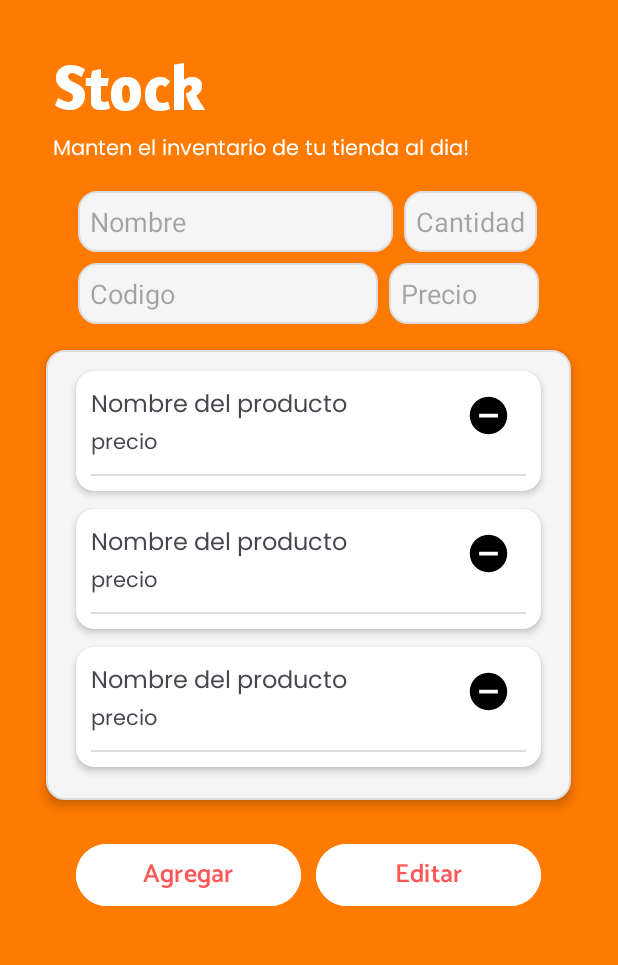
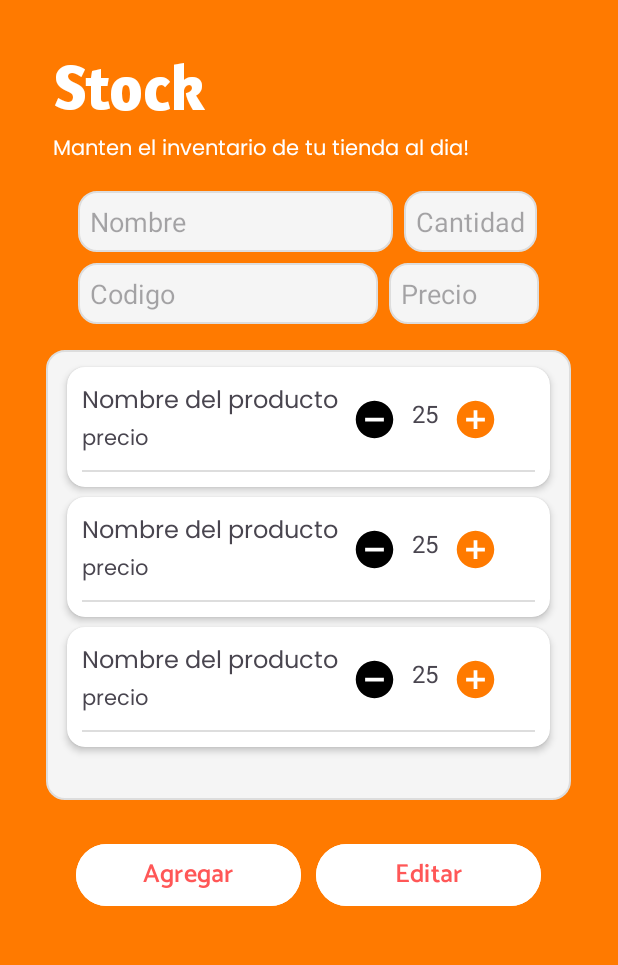
Before and after one commit to Saris23/Inventory, an Android app: the layout activity_stock.xml on its own in the app's theme, with its tools: preview values and no code run, on a phone screen of 412 x 824 dp, the part 157-1122 px from its top. Run offline under Robolectric (Android 15) with nearby library versions, the phone set to English and light mode, and no system bars.

Commit message:
Se muestran los productos en el recyclerView

```diff
--- a/app/src/main/res/layout/activity_stock.xml
+++ b/app/src/main/res/layout/activity_stock.xml
@@ -114,7 +114,6 @@
         android:layout_height="300dp"
         android:background="@drawable/bg_card"
         android:padding="8dp"
-        android:elevation="4dp"
         android:layout_marginBottom="20dp"
         android:layout_marginTop="10dp"
         android:clipToPadding="false"
--- a/app/src/main/res/layout/item_producto.xml
+++ b/app/src/main/res/layout/item_producto.xml
@@ -3,8 +3,8 @@
     xmlns:app="http://schemas.android.com/apk/res-auto"
     android:layout_width="match_parent"
     android:layout_height="wrap_content"
-    android:layout_marginVertical="6dp"
-    android:layout_marginHorizontal="12dp"
+    android:layout_marginVertical="3dp"
+    android:layout_marginHorizontal="6dp"
     app:cardCornerRadius="12dp"
     app:cardElevation="3dp"
     app:cardBackgroundColor="@android:color/white">
@@ -19,19 +19,19 @@
             android:orientation="horizontal"
             android:gravity="center_vertical">
             <LinearLayout
-                android:layout_width="wrap_content"
+                android:layout_width="180dp"
                 android:layout_height="wrap_content"
                 android:orientation="vertical">
                 <!-- Nombre del producto -->
                 <TextView
-                    android:id="@+id/txtNombreProducto"
-                    android:layout_width="250dp"
+                    android:id="@+id/txtNombreProd"
+                    android:layout_width="wrap_content"
                     android:layout_height="wrap_content"
                     android:text="Nombre del producto"
                     android:textSize="16sp"
                     android:fontFamily="@font/poppins_regular" />
                 <TextView
-                    android:id="@+id/txtPrecioProducto"
+                    android:id="@+id/txtPrecioProd"
                     android:layout_width="wrap_content"
                     android:layout_height="wrap_content"
                     android:fontFamily="@font/poppins_regular"
@@ -52,7 +52,7 @@
                     android:padding="5dp" />
                 <!-- Cantidad -->
                 <TextView
-                    android:id="@+id/txtCantidad"
+                    android:id="@+id/txtCantidadProd"
                     android:layout_width="wrap_content"
                     android:layout_height="wrap_content"
                     android:text="25"
```
Also changed, not shown: app/src/main/java/com/example/inventory/base/Producto.java (added, +27 -0 lines), app/src/main/java/com/example/inventory/base/ProductoAdapter.java (added, +54 -0 lines), app/src/main/java/com/example/inventory/stock.java (+38 -3 lines).
